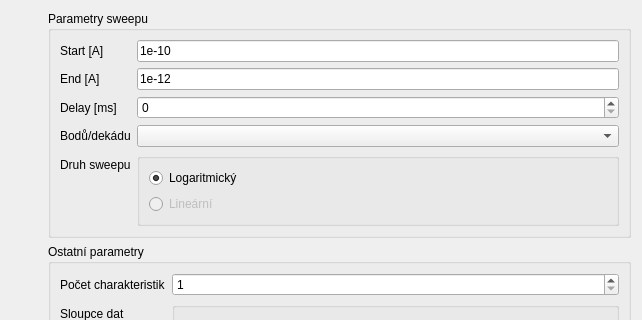
Qt form sweeper/gui.ui (roesel/k237) before a commit; both pictures show x 258 to 900 and y 0 to 320 of the 900 by 575 pixel window.
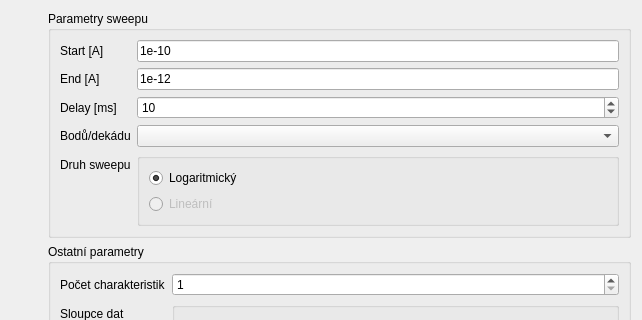
The same form after that commit.

Commit message: Hooks for "parameters" section

Patch:
```diff
--- a/sweeper/gui.ui
+++ b/sweeper/gui.ui
@@ -97,6 +97,9 @@
         <property name="maximum">
          <number>65000</number>
         </property>
+        <property name="value">
+         <number>10</number>
+        </property>
        </widget>
       </item>
       <item row="3" column="0">
```
Left out of the diff: 10 changed lines with no effect on the pictures. The commit also changes 2 other files.
